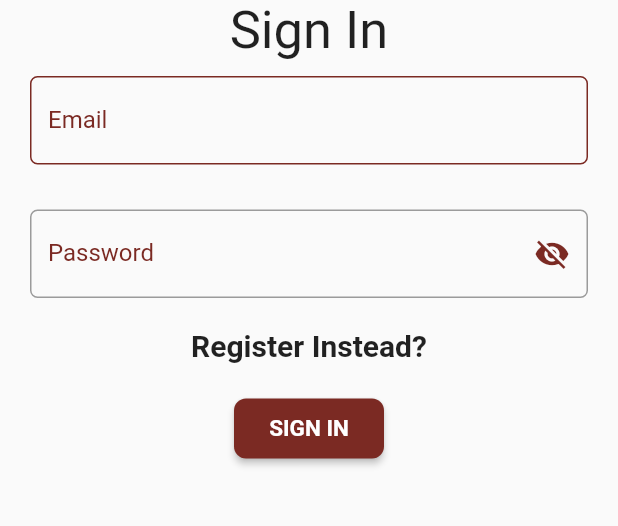
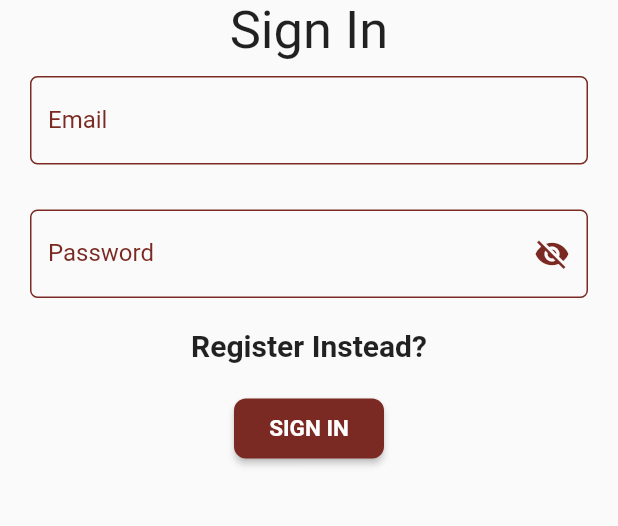
Before and after one commit to Talhach64/stud_board, a Flutter app: the screen it shows after launch, on a phone screen of 412 x 824 dp, the part 317-843 px from its top. Run offline on Flutter 3.47's test engine with Material 2 defaults, Android fonts, the phone set to English and light mode, and no system bars.

Commit message:
Optimize the code a lil bit more

```diff
--- a/lib/screen/login.dart
+++ b/lib/screen/login.dart
@@ -16,14 +16,17 @@ class Login extends StatefulWidget {
 }
 
 class _LoginState extends State<Login> {
+
   @override
   Widget build(BuildContext context) {
     return SafeArea(
+      child: GestureDetector(
+        onTap: ()=> FocusScope.of(context).requestFocus(FocusNode()),
         child: Scaffold(
           body: SingleChildScrollView(
             child: Column(
               children: [
-              SizedBox(height: 5.0),
+                const SizedBox(height: 5.0),
                 const Image(
                   image: AssetImage("images/nfc_logo.jpg"),
                 ),
@@ -31,25 +34,25 @@ class _LoginState extends State<Login> {
                   'Sign In',
                   style: TextStyle(fontSize: 35),
                 ),
-              MyTextFormField(label: 'Email', hint: 'Email'),
+                const MyTextFormField(label: 'Email', hint: 'Email'),
                 MyPassField(label: 'Password', hint: 'Password'),
                 GestureDetector(
                   onTap: (){
                     Navigator.push(
                         context,
                         MaterialPageRoute(
-                          builder: (context) => Register()));
+                            builder: (context) => const Register()));
                   },
-                child: Text(
+                  child: const Text(
                     'Register Instead?',
                     style: TextStyle(fontSize: 20, fontWeight: FontWeight.bold),
                   ),
                 ),
-              SizedBox(height: 20.0),
+                const SizedBox(height: 20.0),
                 ElevatedButton(
                   onPressed: () {
 
-                  Navigator.push(context, MaterialPageRoute(builder: (context)=> Home()));
+                    Navigator.push(context, MaterialPageRoute(builder: (context)=> const Home()));
                   },
                   style: ElevatedButton.styleFrom(
                     backgroundColor:  primaryColor,
@@ -67,6 +70,7 @@ class _LoginState extends State<Login> {
             ),
           ),
         ),
+      ),
     );
   }
 }
--- a/lib/widget/pass_widget.dart
+++ b/lib/widget/pass_widget.dart
@@ -26,9 +26,7 @@ class _MyTextFormFieldState extends State<MyPassField> {
         // keyboardType: keyboard,
         //  validator: validator,
         decoration: InputDecoration(
-          focusedBorder: const OutlineInputBorder(
-            borderSide: BorderSide(color: primaryColor),
-          ),
+
           labelStyle: const TextStyle(color: primaryColor),
           hintText: widget.hint,
           labelText: widget.label,
@@ -41,8 +39,12 @@ class _MyTextFormFieldState extends State<MyPassField> {
                   )
                 : const Icon(Icons.visibility, color: primaryColor),
           ),
-          border: OutlineInputBorder(
+          focusedBorder: const OutlineInputBorder(
+            borderSide: BorderSide(color: primaryColor),
+          ),
+          enabledBorder: OutlineInputBorder(
             borderRadius: BorderRadius.circular(5.0),
+            borderSide: const BorderSide(color: primaryColor),
           ),
         ),
       ),
```
Also changed, not shown: lib/screen/register_program.dart (+29 -26 lines). Lines whose indentation alone changed are shown as unchanged.
